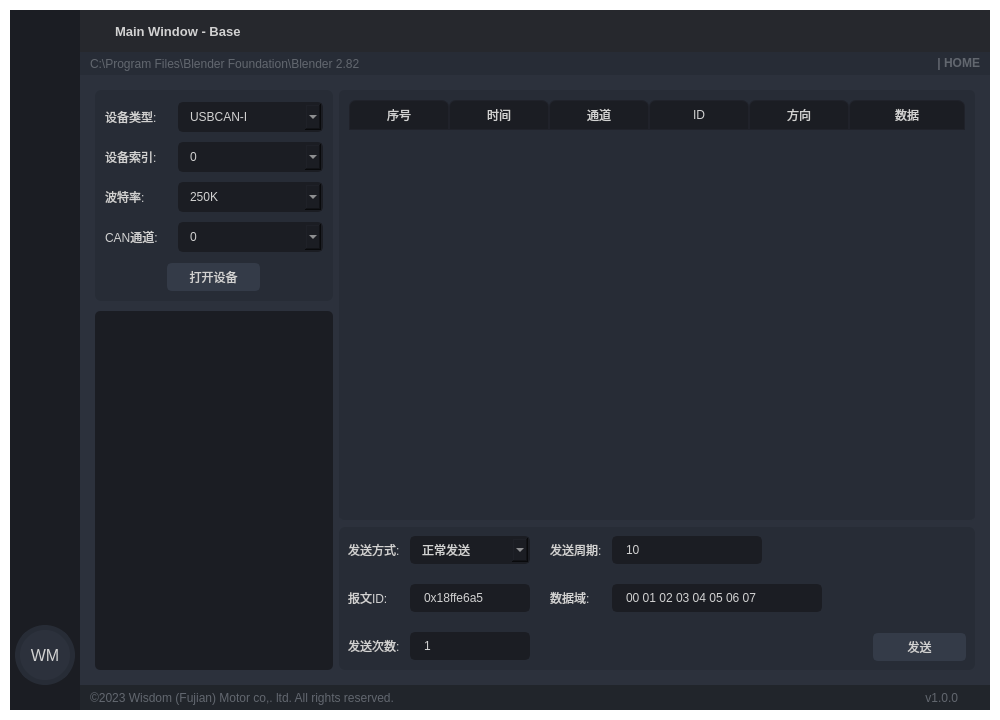
First picture: the form in GUI_BASE.ui, repository jeffery96/WisdomVehicleCalibrationTool, before the edit.
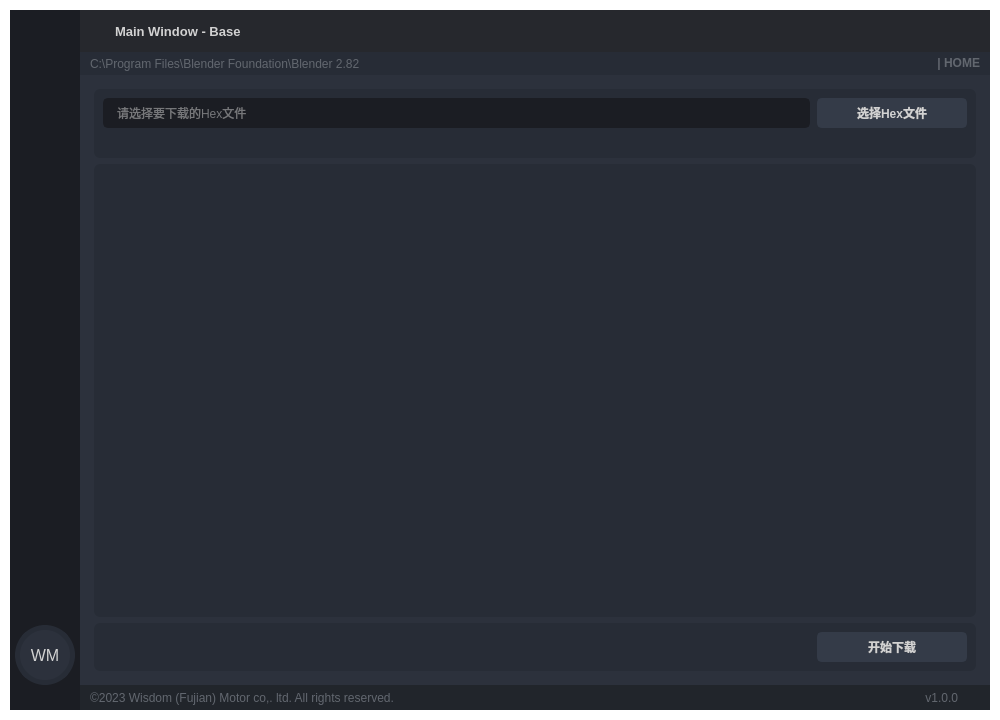
Second picture: the form after the edit. Icons and pictures are not drawn. Custom widgets are drawn as their Qt base class.

Commit message: 新增Boot下载功能

```diff
--- a/GUI_BASE.ui
+++ b/GUI_BASE.ui
@@ -182,6 +182,15 @@
        </color>
       </brush>
      </colorrole>
+     <colorrole role="PlaceholderText">
+      <brush brushstyle="NoBrush">
+       <color alpha="128">
+        <red>210</red>
+        <green>210</green>
+        <blue>210</blue>
+       </color>
+      </brush>
+     </colorrole>
     </active>
     <inactive>
      <colorrole role="WindowText">
@@ -346,6 +355,15 @@
        </color>
       </brush>
      </colorrole>
+     <colorrole role="PlaceholderText">
+      <brush brushstyle="NoBrush">
+       <color alpha="128">
+        <red>210</red>
+        <green>210</green>
+        <blue>210</blue>
+       </color>
+      </brush>
+     </colorrole>
     </inactive>
     <disabled>
      <colorrole role="WindowText">
@@ -510,6 +528,15 @@
        </color>
       </brush>
      </colorrole>
+     <colorrole role="PlaceholderText">
+      <brush brushstyle="NoBrush">
+       <color alpha="128">
+        <red>210</red>
+        <green>210</green>
+        <blue>210</blue>
+       </color>
+      </brush>
+     </colorrole>
     </disabled>
    </palette>
   </property>
@@ -1539,7 +1566,7 @@
 </string>
                   </property>
                   <property name="currentIndex">
-                   <number>1</number>
+                   <number>4</number>
                   </property>
                   <widget class="QWidget" name="page_home">
                    <layout class="QVBoxLayout" name="verticalLayout_10">
@@ -2026,7 +2053,7 @@
                          <bool>false</bool>
                         </property>
                         <attribute name="horizontalHeaderVisible">
-                         <bool>true</bool>
+                         <bool>false</bool>
                         </attribute>
                         <attribute name="horizontalHeaderCascadingSectionResizes">
                          <bool>false</bool>
@@ -5715,6 +5742,235 @@
                     </item>
                    </layout>
                   </widget>
+                  <widget class="QWidget" name="page_download">
+                   <property name="styleSheet">
+                    <string notr="true">QFrame {
+	background-color: rgb(39, 44, 54);
+	border-radius: 6px;
+	/*font-family:&quot;Segoe UI&quot;;*/
+}
+QFrame QComboBox{
+	background-color: rgb(27, 29, 35);
+	border-radius: 5px;
+	border: 2px solid rgb(27, 29, 35);
+	padding: 5px;
+	padding-left: 10px;
+}
+QComboBox:hover{
+	border: 2px solid rgb(64, 71, 88);
+}
+QFrame QComboBox:disabled{
+	background-color: rgb(57, 65, 80);
+}
+QFrame QComboBox QAbstractItemView {
+	color: rgb(85, 170, 255);	
+	background-color: rgb(27, 29, 35);
+	padding: 10px;
+	selection-background-color: rgb(39, 44, 54);
+}
+QFrame QPushButton {
+	border: 2px solid rgb(52, 59, 72);
+	border-radius: 5px;	
+	background-color: rgb(52, 59, 72);
+}
+QFrame QPushButton:hover {
+	background-color: rgb(57, 65, 80);
+	border: 2px solid rgb(61, 70, 86);
+}
+QFrame QPushButton:pressed {	
+	background-color: rgb(35, 40, 49);
+	border: 2px solid rgb(43, 50, 61);
+}
+</string>
+                   </property>
+                   <layout class="QVBoxLayout" name="verticalLayout_40">
+                    <item>
+                     <widget class="QFrame" name="frame_9">
+                      <property name="sizePolicy">
+                       <sizepolicy hsizetype="Expanding" vsizetype="Fixed">
+                        <horstretch>0</horstretch>
+                        <verstretch>0</verstretch>
+                       </sizepolicy>
+                      </property>
+                      <property name="frameShape">
+                       <enum>QFrame::StyledPanel</enum>
+                      </property>
+                      <property name="frameShadow">
+                       <enum>QFrame::Raised</enum>
+                      </property>
+                      <layout class="QVBoxLayout" name="verticalLayout_38">
+                       <property name="spacing">
+                        <number>7</number>
+                       </property>
+                       <item>
+                        <layout class="QGridLayout" name="gridLayout_3">
+                         <property name="bottomMargin">
+                          <number>0</number>
+                         </property>
+                         <item row="0" column="0">
+                          <widget class="QLineEdit" name="SelectHexFile_le">
+                           <property name="minimumSize">
+                            <size>
+                             <width>0</width>
+                             <height>30</height>
+                            </size>
+                           </property>
+                           <property name="styleSheet">
+                            <string notr="true">QLineEdit {
+	background-color: rgb(27, 29, 35);
+	border-radius: 5px;
+	border: 2px solid rgb(27, 29, 35);
+	padding-left: 10px;
+}
+QLineEdit:hover {
+	border: 2px solid rgb(64, 71, 88);
+}
+QLineEdit:focus {
+	border: 2px solid rgb(91, 101, 124);
+}</string>
+                           </property>
+                           <property name="readOnly">
+                            <bool>false</bool>
+                           </property>
+                           <property name="placeholderText">
+                            <string>请选择要下载的Hex文件</string>
+                           </property>
+                          </widget>
+                         </item>
+                         <item row="0" column="1">
+                          <widget class="QPushButton" name="SelectHexFile_btn">
+                           <property name="minimumSize">
+                            <size>
+                             <width>150</width>
+                             <height>30</height>
+                            </size>
+                           </property>
+                           <property name="font">
+                            <font>
+                             <family>Segoe UI</family>
+                             <pointsize>9</pointsize>
+                             <weight>75</weight>
+                             <bold>true</bold>
+                            </font>
+                           </property>
+                           <property name="styleSheet">
+                            <string notr="true">QPushButton {
+	border: 2px solid rgb(52, 59, 72);
+	border-radius: 5px;	
+	background-color: rgb(52, 59, 72);
+}
+QPushButton:hover {
+	background-color: rgb(57, 65, 80);
+	border: 2px solid rgb(61, 70, 86);
+}
+QPushButton:pressed {	
+	background-color: rgb(35, 40, 49);
+	border: 2px solid rgb(43, 50, 61);
+}</string>
+                           </property>
+                           <property name="text">
+                            <string>选择Hex文件</string>
+                           </property>
+                           <property name="icon">
+                            <iconset resource="files.qrc">
+                             <normaloff>:/16x16/icons/16x16/cil-folder-open.png</normaloff>:/16x16/icons/16x16/cil-folder-open.png</iconset>
+                           </property>
+                          </widget>
+                         </item>
+                         <item row="1" column="0" colspan="2">
+                          <widget class="QLabel" name="HexFileInfo_lb">
+                           <property name="styleSheet">
+                            <string notr="true">color: rgb(98, 103, 111);</string>
+                           </property>
+                           <property name="lineWidth">
+                            <number>1</number>
+                           </property>
+                           <property name="text">
+                            <string/>
+                           </property>
+                           <property name="alignment">
+                            <set>Qt::AlignLeading|Qt::AlignLeft|Qt::AlignVCenter</set>
+                           </property>
+                          </widget>
+                         </item>
+                        </layout>
+                       </item>
+                      </layout>
+                     </widget>
+                    </item>
+                    <item>
+                     <widget class="QTextBrowser" name="DownloadInfo_tb"/>
+                    </item>
+                    <item>
+                     <widget class="QFrame" name="frame_8">
+                      <property name="frameShape">
+                       <enum>QFrame::StyledPanel</enum>
+                      </property>
+                      <property name="frameShadow">
+                       <enum>QFrame::Raised</enum>
+                      </property>
+                      <layout class="QHBoxLayout" name="horizontalLayout_67">
+                       <item>
+                        <widget class="ProgressBar" name="DownloadProgress_pb" native="true">
+                         <property name="sizePolicy">
+                          <sizepolicy hsizetype="Preferred" vsizetype="Fixed">
+                           <horstretch>0</horstretch>
+                           <verstretch>0</verstretch>
+                          </sizepolicy>
+                         </property>
+                        </widget>
+                       </item>
+                       <item>
+                        <widget class="QPushButton" name="StartDownload_btn">
+                         <property name="sizePolicy">
+                          <sizepolicy hsizetype="Fixed" vsizetype="Fixed">
+                           <horstretch>0</horstretch>
+                           <verstretch>0</verstretch>
+                          </sizepolicy>
+                         </property>
+                         <property name="minimumSize">
+                          <size>
+                           <width>150</width>
+                           <height>30</height>
+                          </size>
+                         </property>
+                         <property name="font">
+                          <font>
+                           <family>Segoe UI</family>
+                           <pointsize>9</pointsize>
+                           <weight>75</weight>
+                           <bold>true</bold>
+                          </font>
+                         </property>
+                         <property name="styleSheet">
+                          <string notr="true">QPushButton {
+	border: 2px solid rgb(52, 59, 72);
+	border-radius: 5px;	
+	background-color: rgb(52, 59, 72);
+}
+QPushButton:hover {
+	background-color: rgb(57, 65, 80);
+	border: 2px solid rgb(61, 70, 86);
+}
+QPushButton:pressed {	
+	background-color: rgb(35, 40, 49);
+	border: 2px solid rgb(43, 50, 61);
+}</string>
+                         </property>
+                         <property name="text">
+                          <string>开始下载</string>
+                         </property>
+                         <property name="icon">
+                          <iconset resource="files.qrc">
+                           <normaloff>:/16x16/icons/16x16/cil-data-transfer-down.png</normaloff>:/16x16/icons/16x16/cil-data-transfer-down.png</iconset>
+                         </property>
+                        </widget>
+                       </item>
+                      </layout>
+                     </widget>
+                    </item>
+                   </layout>
+                  </widget>
                   <widget class="QWidget" name="page_widgets">
                    <layout class="QVBoxLayout" name="verticalLayout_6">
                     <item>
```
Left out of the diff: 48 changed lines with no effect on the pictures. The commit also changes 12 other files.
